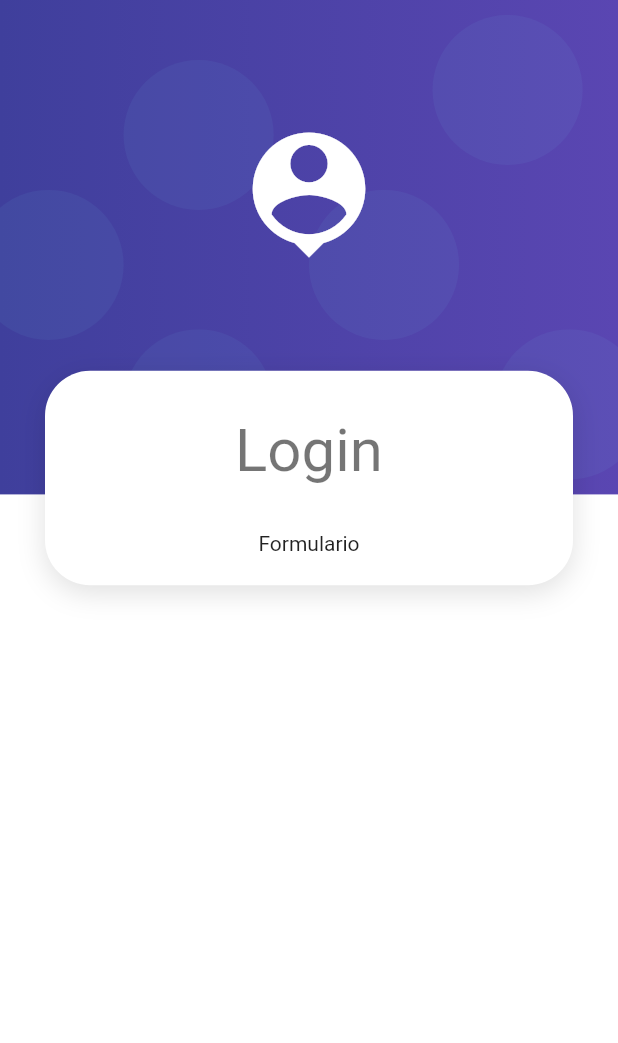
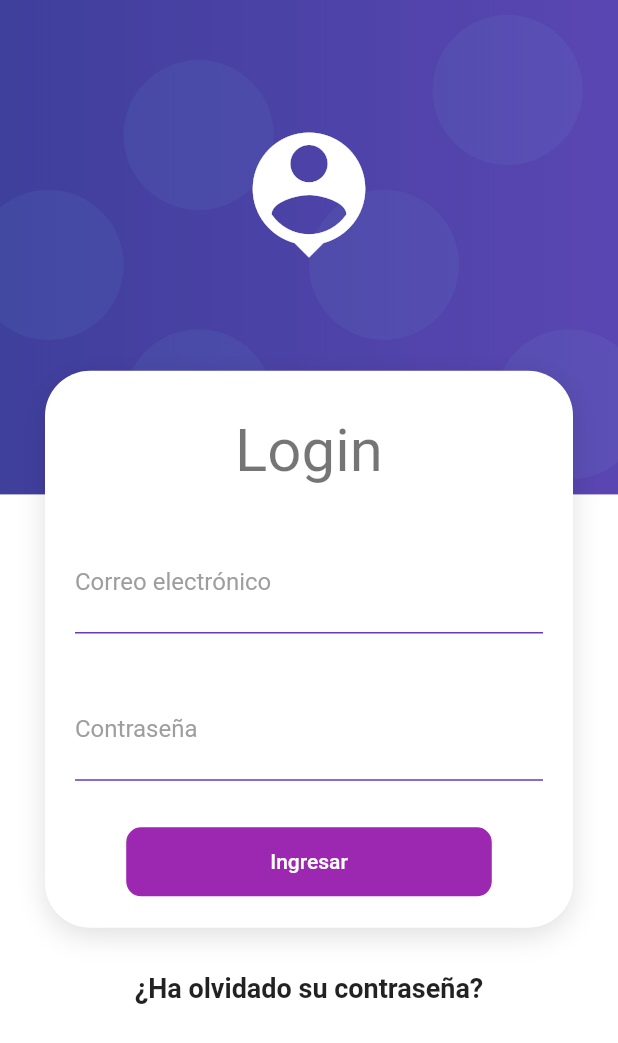
Before and after one commit to SergioK12/validacion-de-formularios, a Flutter app: the screen it shows after launch, on a phone screen of 412 x 824 dp. Shown: the top 1043 px of the screen. Run offline on Flutter 3.47's test engine with Material 2 defaults, Android fonts, the phone set to English and light mode, and no system bars.

Commit message:
Formulario terminado

```diff
--- /dev/null
+++ b/lib/ui/inputdecorations.dart
@@ -0,0 +1,23 @@
+import 'package:flutter/material.dart';
+
+class InputDecorations {
+  static InputDecoration authInputDecoration({
+    required String labeltextt,
+    required String hinText,
+    IconData? prefixIcon,
+}
+   ) {
+    return  InputDecoration(
+        enabledBorder: const UnderlineInputBorder(
+            borderSide: BorderSide(color: Colors.deepPurple)),
+        focusedBorder: const UnderlineInputBorder(
+            borderSide: BorderSide(color: Colors.deepPurple, width: 2)),
+        hintText:hinText,
+        label: Text(labeltextt),
+        labelStyle: const TextStyle(color: Colors.grey),
+        prefix: (prefixIcon != null)
+        ? Icon(prefixIcon,color: Colors.purple,)
+        :null
+        );
+  }
+}
--- a/lib/views/loginview.dart
+++ b/lib/views/loginview.dart
@@ -1,4 +1,5 @@
 import 'package:flutter/material.dart';
+import 'package:validacion_de_formularios/ui/inputdecorations.dart';
 
 import '../widgets/widgets.dart';
 
@@ -18,11 +19,14 @@ class LoginView extends StatelessWidget {
                     const SizedBox(height: 10,),
                     Text("Login", style:  Theme.of(context).textTheme.headlineLarge,),
                     const SizedBox(height: 30,),
-                    const Text("Formulario")
+                    const _LoginForm(),
+
 
                   ],
                 )
-              )
+              ),
+              const SizedBox(height: 30),
+              const Text("¿Ha olvidado su contraseña?",style: TextStyle(fontWeight: FontWeight.bold,fontSize: 18),)
             ],
           ),
         ),
@@ -30,3 +34,47 @@ class LoginView extends StatelessWidget {
     );
   }
 }
+
+class _LoginForm extends StatelessWidget {
+  const _LoginForm();
+
+  @override
+  Widget build(BuildContext context) {
+    return Form(child: Column(
+      children: [
+        TextFormField(
+          autocorrect: false,
+          keyboardType: TextInputType.emailAddress,
+          decoration: InputDecorations.authInputDecoration(
+            hinText: "Sergio@test.com",
+            labeltextt: "Correo electrónico",
+            prefixIcon: Icons.alternate_email_outlined
+          )
+        ),
+        const SizedBox(height: 30),
+        TextFormField(
+          autocorrect: false,
+          obscureText: true,
+          keyboardType: TextInputType.emailAddress,
+          decoration: InputDecorations.authInputDecoration(
+            hinText: "*********",
+            labeltextt: "Contraseña",
+            prefixIcon: Icons.lock_outline
+          )
+        ),
+        const SizedBox(height: 30),
+        MaterialButton(
+          shape: RoundedRectangleBorder(borderRadius: BorderRadius.circular(10)),
+          disabledColor: Colors.green,
+          elevation: 0,
+          color: Colors.purple,
+          child: Container(
+            padding: const EdgeInsets.symmetric(horizontal: 80,vertical: 15),
+            child: const  Text("Ingresar", style: TextStyle(color: Colors.white),),
+          ),
+          onPressed: (){},
+        )
+      ],
+    ));
+  }
+}
```
